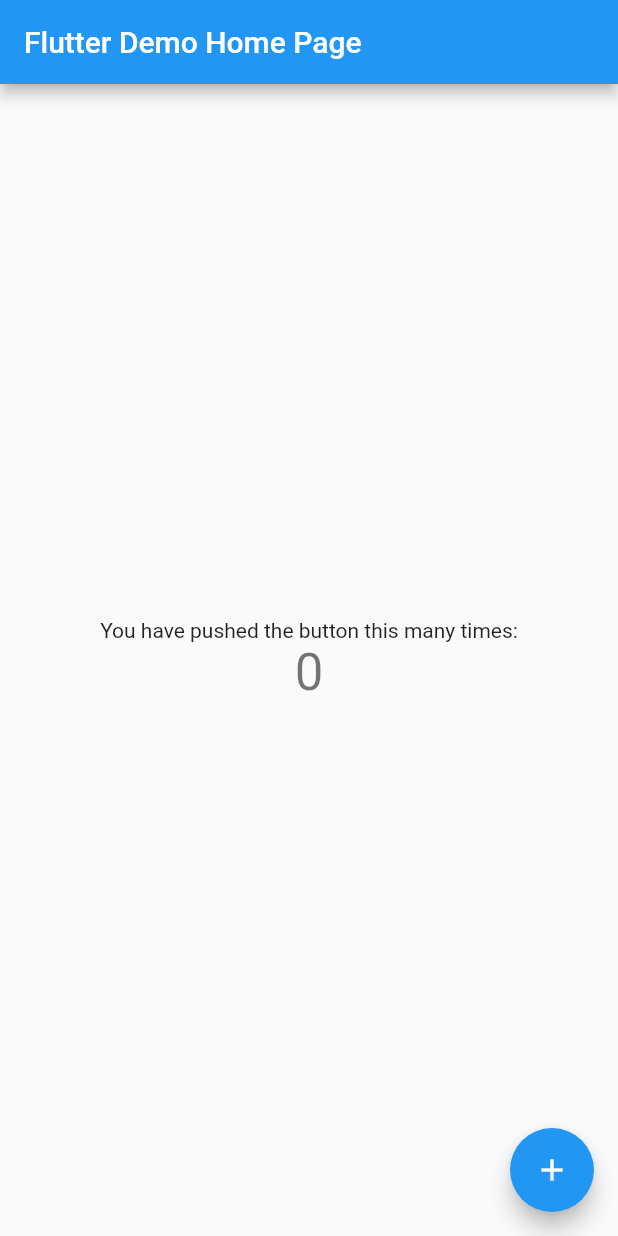
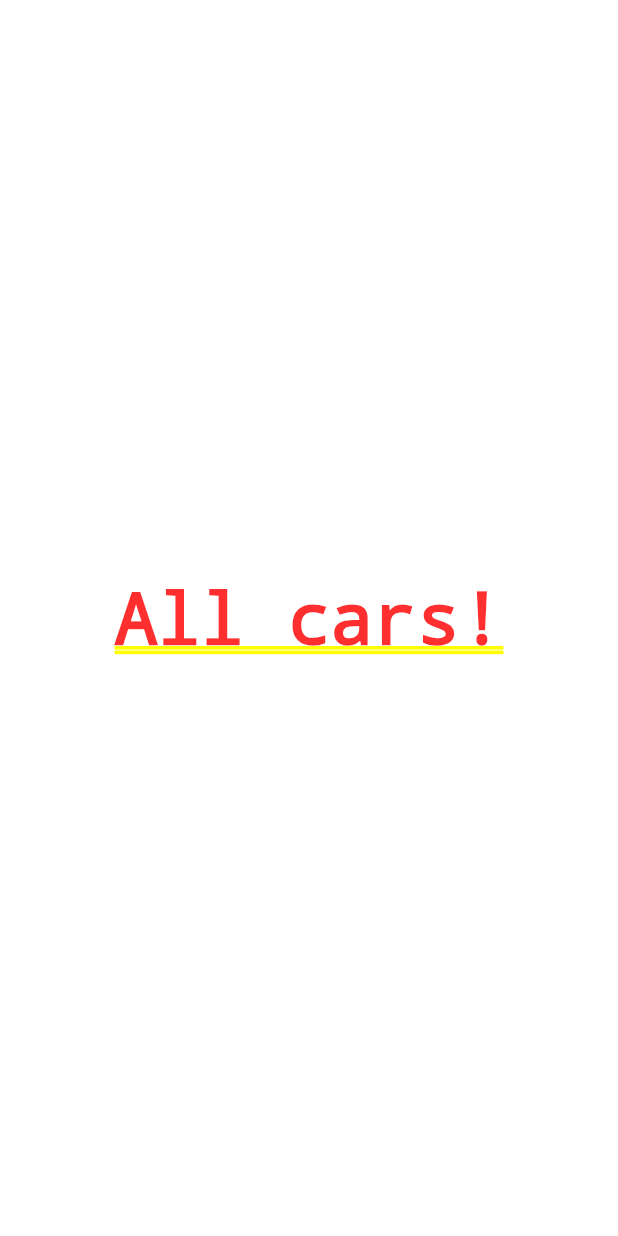
Before and after one commit to Ringlex/cars, a Flutter app: the screen it shows after launch, on a phone screen of 412 x 824 dp. Run offline on Flutter 3.47's test engine with Material 2 defaults, Android fonts, the phone set to English and light mode, and no system bars.

Commit message:
Create main screen and main tree of files

```diff
--- /dev/null
+++ b/lib/api/iteo.dart
@@ -0,0 +1 @@
+const String API_KEY = 'gEveVlFAnO72S_D_ccV_cgA3KMp-sPQsYD8lyejt_ek';
--- a/lib/main.dart
+++ b/lib/main.dart
@@ -1,28 +1,31 @@
+import 'package:cars/providers/cars.dart';
+import 'package:cars/screens/home_screen.dart';
 import 'package:flutter/material.dart';
+import 'package:provider/provider.dart';
 
 void main() {
   runApp(MyApp());
 }
 
 class MyApp extends StatelessWidget {
-  // This widget is the root of your application.
   @override
   Widget build(BuildContext context) {
-    return MaterialApp(
-      title: 'Flutter Demo',
-      theme: ThemeData(
-        // This is the theme of your application.
-        //
-        // Try running your application with "flutter run". You'll see the
-        // application has a blue toolbar. Then, without quitting the app, try
-        // changing the primarySwatch below to Colors.green and then invoke
-        // "hot reload" (press "r" in the console where you ran "flutter run",
-        // or simply save your changes to "hot reload" in a Flutter IDE).
-        // Notice that the counter didn't reset back to zero; the application
-        // is not restarted.
-        primarySwatch: Colors.blue,
+    return MultiProvider(
+     providers: [
+        ChangeNotifierProvider.value(
+          value: Cars(),
+        ),],
+          child: MaterialApp(
+        title: 'Cars',
+        theme: ThemeData(
+          primarySwatch: Colors.blue,
+        ),
+        home: HomeScreen(),
+        routes: {
+         HomeScreen.routeName: (ctx) => HomeScreen(),
+
+        },
       ),
-      home: MyHomePage(title: 'Flutter Demo Home Page'),
     );
   }
 }
@@ -30,14 +33,7 @@
 class MyHomePage extends StatefulWidget {
   MyHomePage({Key key, this.title}) : super(key: key);
 
-  // This widget is the home page of your application. It is stateful, meaning
-  // that it has a State object (defined below) that contains fields that affect
-  // how it looks.
 
-  // This class is the configuration for the state. It holds the values (in this
-  // case the title) provided by the parent (in this case the App widget) and
-  // used by the build method of the State. Fields in a Widget subclass are
-  // always marked "final".
 
   final String title;
 
@@ -46,68 +42,11 @@
 }
 
 class _MyHomePageState extends State<MyHomePage> {
-  int _counter = 0;
 
-  void _incrementCounter() {
-    setState(() {
-      // This call to setState tells the Flutter framework that something has
-      // changed in this State, which causes it to rerun the build method below
-      // so that the display can reflect the updated values. If we changed
-      // _counter without calling setState(), then the build method would not be
-      // called again, and so nothing would appear to happen.
-      _counter++;
-    });
-  }
 
   @override
   Widget build(BuildContext context) {
-    // This method is rerun every time setState is called, for instance as done
-    // by the _incrementCounter method above.
-    //
-    // The Flutter framework has been optimized to make rerunning build methods
-    // fast, so that you can just rebuild anything that needs updating rather
-    // than having to individually change instances of widgets.
-    return Scaffold(
-      appBar: AppBar(
-        // Here we take the value from the MyHomePage object that was created by
-        // the App.build method, and use it to set our appbar title.
-        title: Text(widget.title),
-      ),
-      body: Center(
-        // Center is a layout widget. It takes a single child and positions it
-        // in the middle of the parent.
-        child: Column(
-          // Column is also a layout widget. It takes a list of children and
-          // arranges them vertically. By default, it sizes itself to fit its
-          // children horizontally, and tries to be as tall as its parent.
-          //
-          // Invoke "debug painting" (press "p" in the console, choose the
-          // "Toggle Debug Paint" action from the Flutter Inspector in Android
-          // Studio, or the "Toggle Debug Paint" command in Visual Studio Code)
-          // to see the wireframe for each widget.
-          //
-          // Column has various properties to control how it sizes itself and
-          // how it positions its children. Here we use mainAxisAlignment to
-          // center the children vertically; the main axis here is the vertical
-          // axis because Columns are vertical (the cross axis would be
-          // horizontal).
-          mainAxisAlignment: MainAxisAlignment.center,
-          children: <Widget>[
-            Text(
-              'You have pushed the button this many times:',
-            ),
-            Text(
-              '$_counter',
-              style: Theme.of(context).textTheme.headline4,
-            ),
-          ],
-        ),
-      ),
-      floatingActionButton: FloatingActionButton(
-        onPressed: _incrementCounter,
-        tooltip: 'Increment',
-        child: Icon(Icons.add),
-      ), // This trailing comma makes auto-formatting nicer for build methods.
-    );
+
+    return HomeScreen();
   }
 }
--- /dev/null
+++ b/lib/providers/car.dart
@@ -0,0 +1,32 @@
+import 'package:flutter/foundation.dart';
+
+
+class Car with ChangeNotifier {
+  String id;
+   String brand;
+   String model;
+   String color;
+   String registration;
+   String year;
+   String ownerId;
+   String lat;
+   String lng;
+
+
+
+
+  Car({
+     this.id,
+     this.brand,
+     this.model,
+     this.color,
+     this.registration,
+     this.year,
+     this.ownerId,
+     this.lat,
+     this.lng ,
+
+  });
+
+
+}
--- /dev/null
+++ b/lib/providers/cars.dart
@@ -0,0 +1,15 @@
+import 'dart:convert';
+
+import 'package:flutter/material.dart';
+import 'package:http/http.dart' as http;
+
+import './car.dart';
+
+class Cars with ChangeNotifier{
+  List<Car> _itemCar = [];
+
+  List<Car> get items {
+    return [... _itemCar];
+  }
+
+}
--- /dev/null
+++ b/lib/screens/car_item_detail.dart
@@ -0,0 +1,15 @@
+import 'package:flutter/material.dart';
+
+class CarItemDetail extends StatefulWidget {
+  @override
+  _CarItemDetailState createState() => _CarItemDetailState();
+}
+
+class _CarItemDetailState extends State<CarItemDetail> {
+  @override
+  Widget build(BuildContext context) {
+    return Container(
+
+    );
+  }
+}
--- /dev/null
+++ b/lib/screens/home_screen.dart
@@ -0,0 +1,18 @@
+import 'package:flutter/material.dart';
+
+
+class HomeScreen extends StatefulWidget {
+  HomeScreen({Key key}) : super(key: key);
+  static const routeName = '/homeScreen';
+  @override
+  _HomeScreenState createState() => _HomeScreenState();
+}
+
+class _HomeScreenState extends State<HomeScreen> {
+  @override
+  Widget build(BuildContext context) {
+    return Container(
+      child: Center(child: Text('All cars!'),)
+    );
+  }
+}
--- /dev/null
+++ b/lib/widgets/cars_grid.dart
@@ -0,0 +1,16 @@
+import 'package:flutter/material.dart';
+
+
+class CarsGrid extends StatefulWidget {
+  @override
+  _CarsGridState createState() => _CarsGridState();
+}
+
+class _CarsGridState extends State<CarsGrid> {
+  @override
+  Widget build(BuildContext context) {
+    return Container(
+
+    );
+  }
+}
--- /dev/null
+++ b/lib/widgets/grid_car_item.dart
@@ -0,0 +1,10 @@
+import 'package:flutter/material.dart';
+
+class GridCarItem extends StatelessWidget {
+  @override
+  Widget build(BuildContext context) {
+    return Container(
+
+    );
+  }
+}
```
Also changed, not shown: pubspec.yaml (+7 -0 lines), pubspec.lock.
